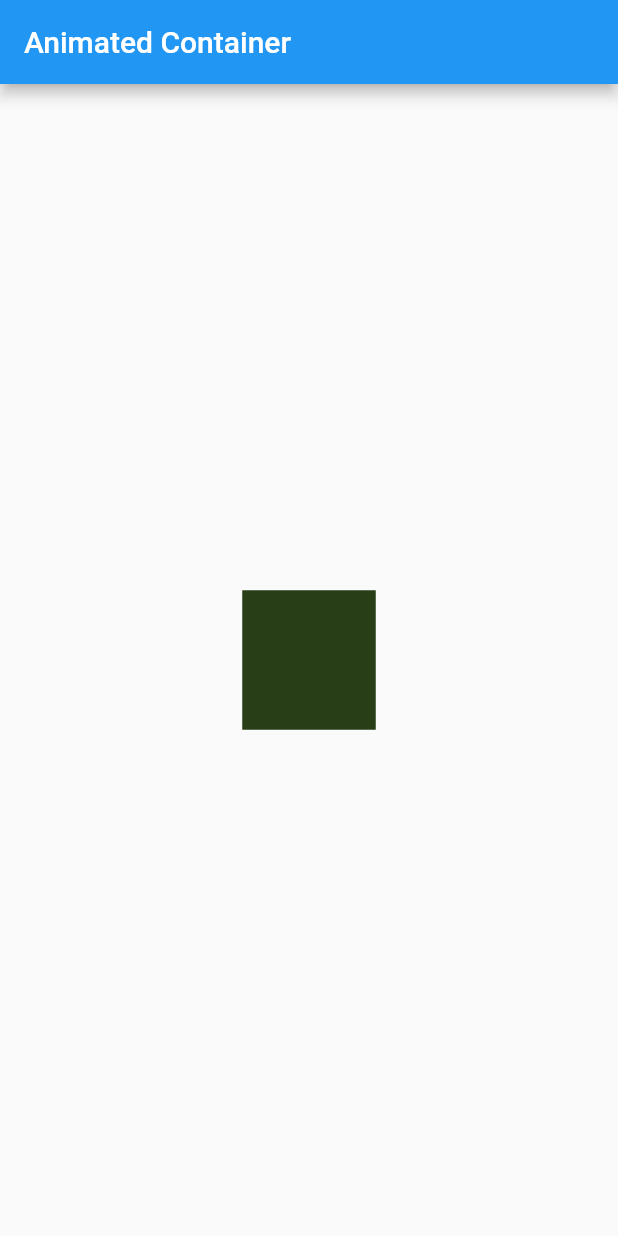
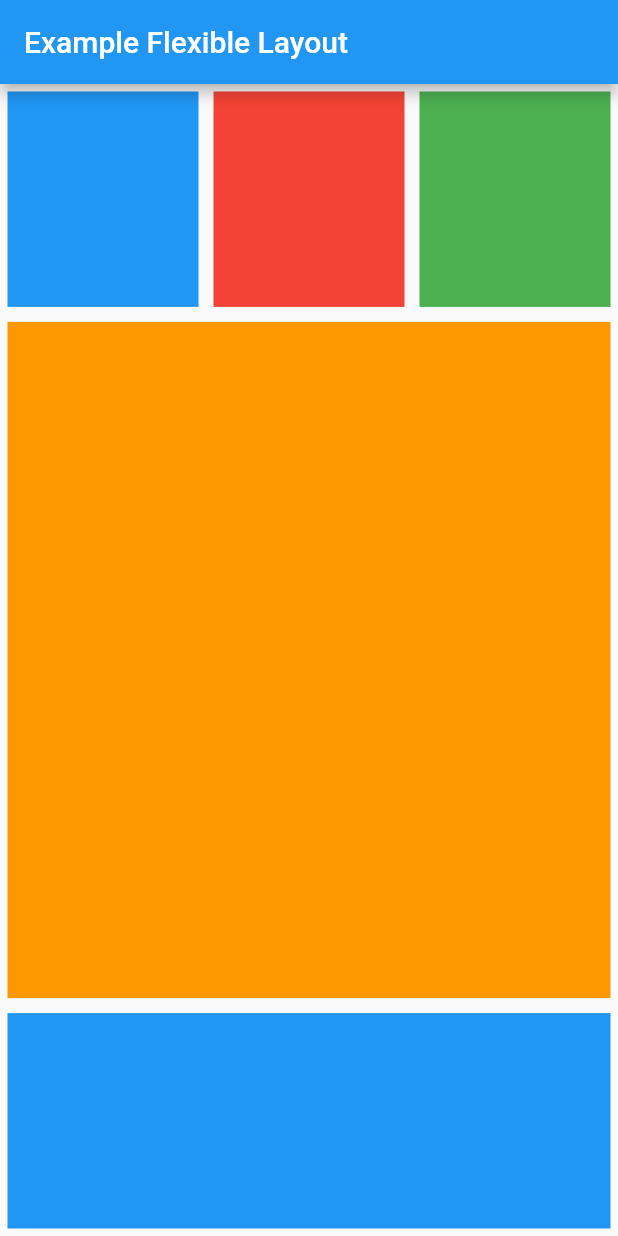
Before and after one commit to arifinmn11/basic-flutter, a Flutter app: the screen it shows after launch, on a phone screen of 412 x 824 dp. Run offline on Flutter 3.47's test engine with Material 2 defaults, Android fonts, the phone set to English and light mode, and no system bars.

Commit message:
Example flexible layout

```diff
--- a/lib/main.dart
+++ b/lib/main.dart
@@ -1,41 +1,59 @@
-import 'dart:math';
-
 import 'package:flutter/material.dart';
 
 void main() {
   runApp(const MyApp());
 }
 
-class MyApp extends StatefulWidget {
+class MyApp extends StatelessWidget {
   const MyApp({Key? key}) : super(key: key);
-
-  @override
-  _MyAppState createState() => _MyAppState();
-}
-
-class _MyAppState extends State<MyApp> {
-  Random random = Random();
 
   @override
   Widget build(BuildContext context) {
     return MaterialApp(
       home: Scaffold(
         appBar: AppBar(
-          title: Text('Animated Container'),
+          title: Text('Example Flexible Layout'),
         ),
-        body: Center(
-          child: GestureDetector(
-            onTap: () {
-              setState(() {});
-            },
-            child: AnimatedContainer(
-              duration: Duration(seconds: 1),
-              color: Color.fromARGB(255, random.nextInt(255),
-                  random.nextInt(255), random.nextInt(255)),
-              width: 50.0 + random.nextInt(101),
-              height: 50.0 + random.nextInt(101),
+        body: Column(
+          children: [
+            Flexible(
+              flex: 1,
+              child: Row(children: <Widget>[
+                Flexible(
+                    flex: 1,
+                    child: Container(
+                      margin: EdgeInsets.all(5),
+                      color: Colors.blue,
+                    )),
+                Flexible(
+                    flex: 1,
+                    child: Container(
+                      margin: EdgeInsets.all(5),
+                      color: Colors.red,
+                    )),
+                Flexible(
+                    flex: 1,
+                    child: Container(
+                      margin: EdgeInsets.all(5),
+                      color: Colors.green,
+                    )),
+              ]),
             ),
-          ),
+            Flexible(
+              flex: 3,
+              child: Container(
+                margin: EdgeInsets.all(5),
+                color: Colors.orange,
+              ),
+            ),
+            Flexible(
+              flex: 1,
+              child: Container(
+                margin: EdgeInsets.all(5),
+                color: Colors.blue,
+              ),
+            )
+          ],
         ),
       ),
     );
```
